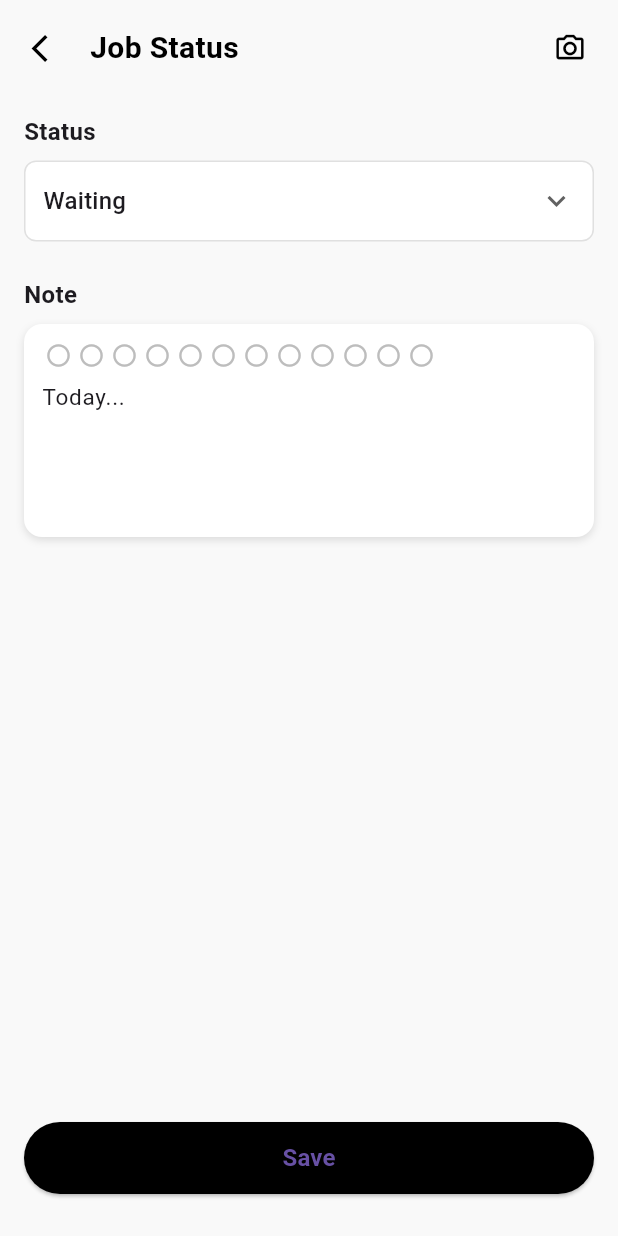
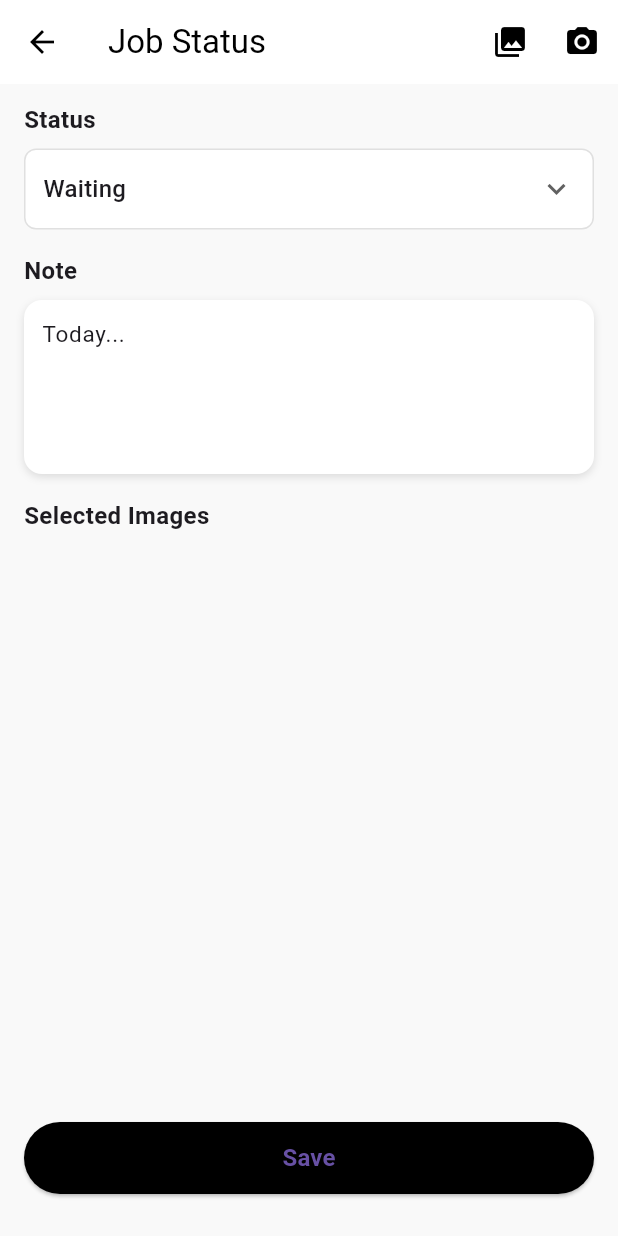
Before and after one commit to ChocoBeef1234/MobileAssignment, a Flutter app: the JobStatusPage screen opened directly with empty values, on a phone screen of 412 x 824 dp. Run offline on Flutter 3.47's test engine with Material 3 defaults, Android fonts, the phone set to English and light mode, and no system bars; our stand-ins replace cloud_firestore, firebase_auth, firebase_core, flutter_secure_storage, image_picker; accounts and stored records are empty.

Commit message:
image link to service history

```diff
--- a/lib/jobStatus.dart
+++ b/lib/jobStatus.dart
@@ -1,6 +1,9 @@
+import 'dart:convert';
+import 'dart:io';
+import 'dart:typed_data';
 import 'package:flutter/material.dart';
 import 'package:cloud_firestore/cloud_firestore.dart';
-import 'package:user_profile/photo.dart';
+import 'package:image_picker/image_picker.dart';
 
 class JobStatusPage extends StatefulWidget {
   final String jobID;
@@ -21,9 +24,10 @@ class _JobStatusPageState extends State<JobStatusPage> {
     'Completed',
     'Cancelled',
   ];
-  final TextEditingController noteController = TextEditingController(
-    text: 'Today...',
-  );
+  final TextEditingController noteController =
+      TextEditingController(text: 'Today...');
+
+  List<XFile> selectedImages = []; // local images selected or taken
 
   @override
   void initState() {
@@ -32,7 +36,6 @@ class _JobStatusPageState extends State<JobStatusPage> {
   }
 
   Future<void> _loadInitialStatus() async {
-    // Load current job status and note from Firestore
     final db = FirebaseFirestore.instance;
     final jobDoc = await db.collection('jobs').doc(widget.jobID).get();
     if (jobDoc.exists) {
@@ -50,6 +53,28 @@ class _JobStatusPageState extends State<JobStatusPage> {
         final svc = svcDoc.data()!;
         noteController.text = svc['technicianNotes'] ?? noteController.text;
       }
+    }
+  }
+
+  Future<void> _pickImages() async {
+    final picker = ImagePicker();
+    final images = await picker.pickMultiImage();
+    if (!mounted) return;
+    if (images.isNotEmpty) {
+      setState(() {
+        selectedImages.addAll(images);
+      });
+    }
+  }
+
+  Future<void> _takePhoto() async {
+    final picker = ImagePicker();
+    final photo = await picker.pickImage(source: ImageSource.camera);
+    if (!mounted) return;
+    if (photo != null) {
+      setState(() {
+        selectedImages.add(photo);
+      });
     }
   }
 
@@ -87,14 +112,32 @@ class _JobStatusPageState extends State<JobStatusPage> {
       serviceID = jobData?['serviceID'] as String?;
     }
 
+    // Save service record
     await db.collection('serviceRecord').doc(newServiceRecordID).set({
       'serviceRecordID': newServiceRecordID,
       'jobID': widget.jobID,
       'technicianNotes': noteController.text,
       'serviceDate': FieldValue.serverTimestamp(),
-      'serviceID': serviceID ?? '', // Use fetched serviceID or empty string
-      'status': status, // Save the current status for history
+      'serviceID': serviceID ?? '',
+      'status': status,
     });
+
+    // Save images to imageRecord collection
+    for (final image in selectedImages) {
+      final bytes = await image.readAsBytes();
+      final base64Image = base64Encode(bytes);
+
+      final newImageDoc = db.collection('imageRecord').doc();
+      await newImageDoc.set({
+        'imageID': newImageDoc.id,
+        'recordID': newServiceRecordID, // link to the service record
+        'jobID': widget.jobID,
+        'image': base64Image,
+        'timestamp': FieldValue.serverTimestamp(),
+      });
+    }
+
+    if (mounted) Navigator.of(context).pop(true);
   }
 
   List<String> getValidStatusOptions(String currentStatus) {
@@ -115,67 +158,43 @@ class _JobStatusPageState extends State<JobStatusPage> {
   Widget build(BuildContext context) {
     return Scaffold(
       backgroundColor: const Color(0xFFF9F9F9),
-      appBar: PreferredSize(
-        preferredSize: Size.fromHeight(56),
-        child: Container(
-          color: const Color(0xFFF9F9F9),
-          padding: EdgeInsets.only(top: 8, left: 8, right: 8),
-          child: Row(
-            children: [
+      appBar: AppBar(
+        title: const Text('Job Status'),
+        backgroundColor: Colors.white,
+        foregroundColor: Colors.black,
+        actions: [
           IconButton(
-                icon: Icon(Icons.arrow_back_ios, color: Colors.black, size: 22),
-                onPressed: () => Navigator.of(context).pop(),
+            icon: const Icon(Icons.photo_library),
+            onPressed: _pickImages,
           ),
-              SizedBox(width: 4),
-              Text(
-                'Job Status',
-                style: TextStyle(
-                  color: Colors.black,
-                  fontWeight: FontWeight.bold,
-                  fontSize: 20,
-                ),
-              ),
-              Spacer(),
           IconButton(
-                icon: Icon(
-                  Icons.camera_alt_outlined,
-                  color: Colors.black,
-                  size: 22,
-                ),
-                onPressed: () => Navigator.push(
-                  context,
-                  MaterialPageRoute(
-                    builder: (context) => CameraUploadPage(jobID: widget.jobID),
-                  ),
-                ),
+            icon: const Icon(Icons.camera_alt),
+            onPressed: _takePhoto,
           ),
         ],
-          ),
-        ),
       ),
       body: Padding(
         padding: const EdgeInsets.symmetric(horizontal: 16.0, vertical: 12.0),
         child: Column(
           crossAxisAlignment: CrossAxisAlignment.start,
           children: [
-            SizedBox(height: 8),
-            Text(
-              'Status',
-              style: TextStyle(fontWeight: FontWeight.w600, fontSize: 16),
-            ),
-            SizedBox(height: 8),
+            Text('Status',
+                style:
+                    TextStyle(fontWeight: FontWeight.w600, fontSize: 16)),
+            const SizedBox(height: 8),
             Container(
               decoration: BoxDecoration(
                 color: Colors.white,
                 borderRadius: BorderRadius.circular(8),
                 border: Border.all(color: Color(0xFFE0E0E0)),
               ),
-              padding: EdgeInsets.symmetric(horizontal: 12, vertical: 2),
+              padding:
+                  const EdgeInsets.symmetric(horizontal: 12, vertical: 2),
               child: DropdownButtonHideUnderline(
                 child: DropdownButton<String>(
                   value: status,
                   isExpanded: true,
-                  icon: Icon(Icons.keyboard_arrow_down),
+                  icon: const Icon(Icons.keyboard_arrow_down),
                   items: getValidStatusOptions(status).map((String value) {
                     return DropdownMenuItem<String>(
                       value: value,
@@ -192,17 +211,11 @@ class _JobStatusPageState extends State<JobStatusPage> {
                 ),
               ),
             ),
-            SizedBox(height: 24),
-            Row(
-              children: [
-                Text(
-                  'Note',
-                  style: TextStyle(fontWeight: FontWeight.w600, fontSize: 16),
-                ),
-                Spacer(),
-              ],
-            ),
-            SizedBox(height: 8),
+            const SizedBox(height: 16),
+            Text('Note',
+                style:
+                    TextStyle(fontWeight: FontWeight.w600, fontSize: 16)),
+            const SizedBox(height: 8),
             Container(
               width: double.infinity,
               decoration: BoxDecoration(
@@ -216,42 +229,65 @@ class _JobStatusPageState extends State<JobStatusPage> {
                   ),
                 ],
               ),
-              padding: EdgeInsets.all(12),
-              child: Column(
-                crossAxisAlignment: CrossAxisAlignment.start,
-                children: [
-                  Row(
-                    children: List.generate(
-                      12,
-                      (index) => Padding(
-                        padding: const EdgeInsets.symmetric(horizontal: 2.0),
-                        child: Icon(
-                          Icons.circle_outlined,
-                          size: 18,
-                          color: Colors.grey[400],
-                        ),
-                      ),
-                    ),
-                  ),
-                  SizedBox(height: 8),
-                  TextField(
+              padding: const EdgeInsets.all(12),
+              child: TextField(
                 controller: noteController,
                 maxLines: 6,
                 minLines: 4,
-                    decoration: InputDecoration(
+                decoration: const InputDecoration(
                   border: InputBorder.none,
                   isCollapsed: true,
                   contentPadding: EdgeInsets.zero,
                 ),
-                    style: TextStyle(fontSize: 15),
+                style: const TextStyle(fontSize: 15),
               ),
+            ),
+            const SizedBox(height: 16),
+            Text('Selected Images',
+                style:
+                    TextStyle(fontWeight: FontWeight.w600, fontSize: 16)),
+            const SizedBox(height: 8),
+            SizedBox(
+              height: 80,
+              child: ListView.builder(
+                scrollDirection: Axis.horizontal,
+                itemCount: selectedImages.length,
+                itemBuilder: (context, index) {
+                  return Padding(
+                    padding: const EdgeInsets.symmetric(horizontal: 4.0),
+                    child: Stack(
+                      alignment: Alignment.topRight,
+                      children: [
+                        Image.file(
+                          // ignore: unnecessary_cast
+                          (selectedImages[index] as XFile).path != null
+                              ? File(selectedImages[index].path)
+                              : File(''),
+                          width: 80,
+                          height: 80,
+                          fit: BoxFit.cover,
+                        ),
+                        GestureDetector(
+                          onTap: () {
+                            setState(() {
+                              selectedImages.removeAt(index);
+                            });
+                          },
+                          child: const CircleAvatar(
+                            radius: 10,
+                            backgroundColor: Colors.red,
+                            child: Icon(Icons.close,
+                                size: 14, color: Colors.white),
+                          ),
+                        )
                       ],
                     ),
+                  );
+                },
               ),
-            Spacer(),
-            Padding(
-              padding: const EdgeInsets.only(bottom: 16.0),
-              child: SizedBox(
+            ),
+            const Spacer(),
+            SizedBox(
               width: double.infinity,
               height: 48,
               child: ElevatedButton(
@@ -261,17 +297,15 @@ class _JobStatusPageState extends State<JobStatusPage> {
                     borderRadius: BorderRadius.circular(24),
                   ),
                 ),
-                  onPressed: () async {
-                    await _saveStatus();
-                    if (mounted) Navigator.of(context).pop(true);
-                  },
-                  child: Text(
+                onPressed: _saveStatus,
+                child: const Text(
                   'Save',
-                    style: TextStyle(fontSize: 16, fontWeight: FontWeight.bold),
+                  style:
+                      TextStyle(fontSize: 16, fontWeight: FontWeight.bold),
                 ),
               ),
             ),
-            ),
+            const SizedBox(height: 16),
           ],
         ),
       ),
```
Also changed, not shown: lib/serviceHistory.dart (+26 -12 lines), lib/showImage.dart (+68 -109 lines). Lines whose indentation alone changed are shown as unchanged.
